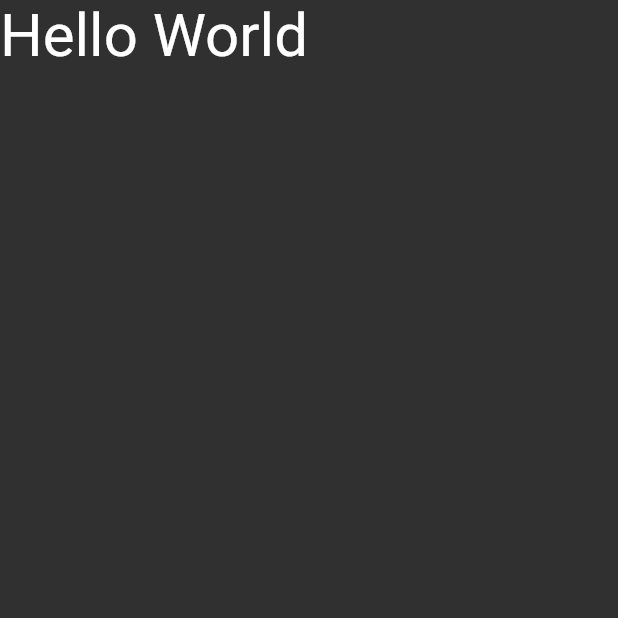
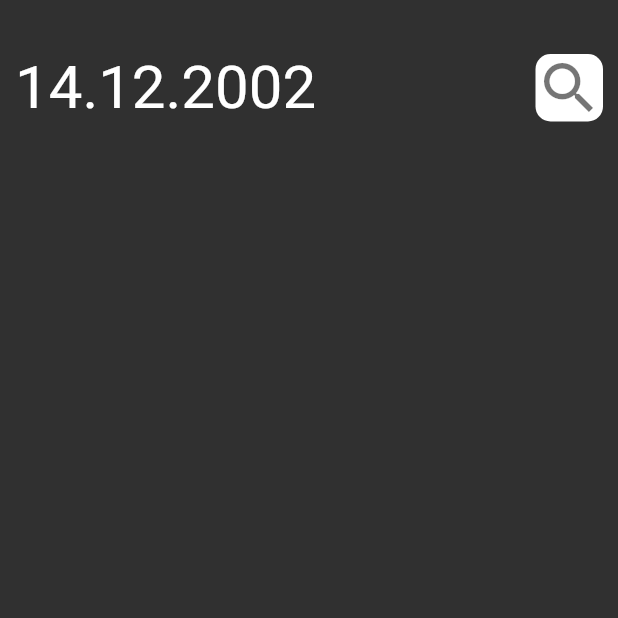
Before and after one commit to TalisTalis/DevicesFirstInclusion, a Flutter app: the screen it shows after launch, on a phone screen of 412 x 824 dp, the top half of it. Run offline on Flutter 3.47's test engine with Material 2 defaults, Android fonts, the phone set to English and light mode, and no system bars.

Commit message:
edit app bar date and search

```diff
--- a/lib/views/widgets/custom_app_bar.dart
+++ b/lib/views/widgets/custom_app_bar.dart
@@ -6,13 +6,44 @@ class CustomAppBar extends StatelessWidget {
   @override
   Widget build(BuildContext context) {
     return Row(
+      mainAxisAlignment: MainAxisAlignment.spaceBetween,
       // ignore: prefer_const_literals_to_create_immutables
       children: [
-        const Text(
-          "Hello World",
-          style: TextStyle(fontSize: 40, color: Colors.white),
-        )
+        Container(
+          padding: EdgeInsets.all(10),
+          child: const Text(
+            "14.12.2002", //текущая дата или дата прошлая
+            style: TextStyle(fontSize: 40),
+          ),
+        ),
+        Container(padding: EdgeInsets.all(10), child: const CustomSearchIcon()),
       ],
     );
   }
 }
+
+class CustomSearchIcon extends StatelessWidget {
+  const CustomSearchIcon({super.key});
+
+  @override
+  Widget build(BuildContext context) {
+    return Container(
+      height: 45,
+      width: 45,
+      // ignore: prefer_const_constructors
+      decoration: BoxDecoration(
+        color: Colors.white,
+        borderRadius: BorderRadius.circular(10),
+      ),
+      // ignore: prefer_const_constructors
+      child: Center(
+        // ignore: prefer_const_constructors
+        child: Icon(
+          Icons.search,
+          color: Colors.black54,
+          size: 45,
+        ),
+      ),
+    );
+  }
+}
--- a/lib/views/widgets/devices_view_body.dart
+++ b/lib/views/widgets/devices_view_body.dart
@@ -9,6 +9,9 @@ class DevicesViewBody extends StatelessWidget {
     return Column(
       // ignore: prefer_const_literals_to_create_immutables
       children: [
+        const SizedBox(
+          height: 25,
+        ),
         const CustomAppBar(),
       ],
     );
```
